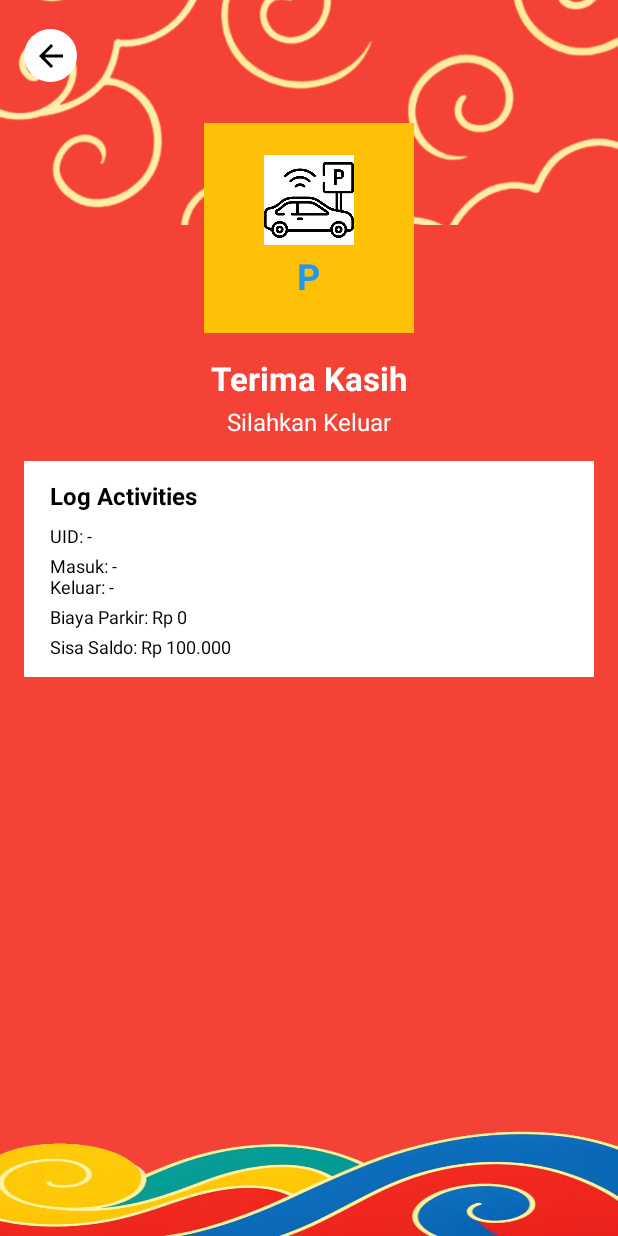
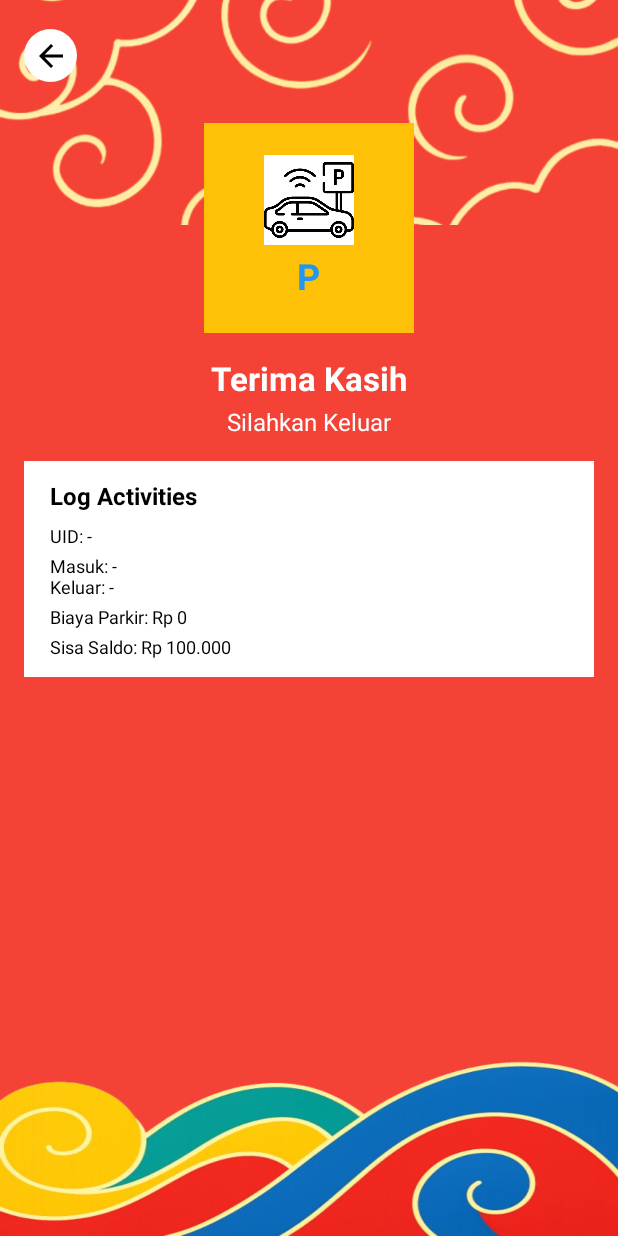
Before and after one commit to dheaasprla/Proyek---Taman-Mini-Indonesia-Indah, an Android app: the ParkingCheckoutSuccessActivity screen opened directly, with no data from a screen before it, on a phone screen of 412 x 824 dp. Run offline under Robolectric (Android 15) with nearby library versions, the phone set to English and light mode, and no system bars.

Commit message:
sudah diperbaiki

```diff
--- a/app/src/main/res/layout/activity_parking.xml
+++ b/app/src/main/res/layout/activity_parking.xml
@@ -18,7 +18,7 @@
     <!-- Background ombak bottom -->
     <ImageView
         android:layout_width="match_parent"
-        android:layout_height="120dp"
+        android:layout_height="200dp"
         android:layout_alignParentBottom="true"
         android:src="@drawable/ombak"
         android:scaleType="fitXY"
--- a/app/src/main/res/layout/activity_parking_checkout_success.xml
+++ b/app/src/main/res/layout/activity_parking_checkout_success.xml
@@ -18,7 +18,7 @@
     <!-- Background ombak bottom -->
     <ImageView
         android:layout_width="match_parent"
-        android:layout_height="120dp"
+        android:layout_height="200dp"
         android:layout_alignParentBottom="true"
         android:src="@drawable/ombak"
         android:scaleType="fitXY"
--- a/app/src/main/res/layout/activity_parking_success.xml
+++ b/app/src/main/res/layout/activity_parking_success.xml
@@ -18,7 +18,7 @@
     <!-- Background ombak bottom -->
     <ImageView
         android:layout_width="match_parent"
-        android:layout_height="120dp"
+        android:layout_height="200dp"
         android:layout_alignParentBottom="true"
         android:src="@drawable/ombak"
         android:scaleType="fitXY"
```
